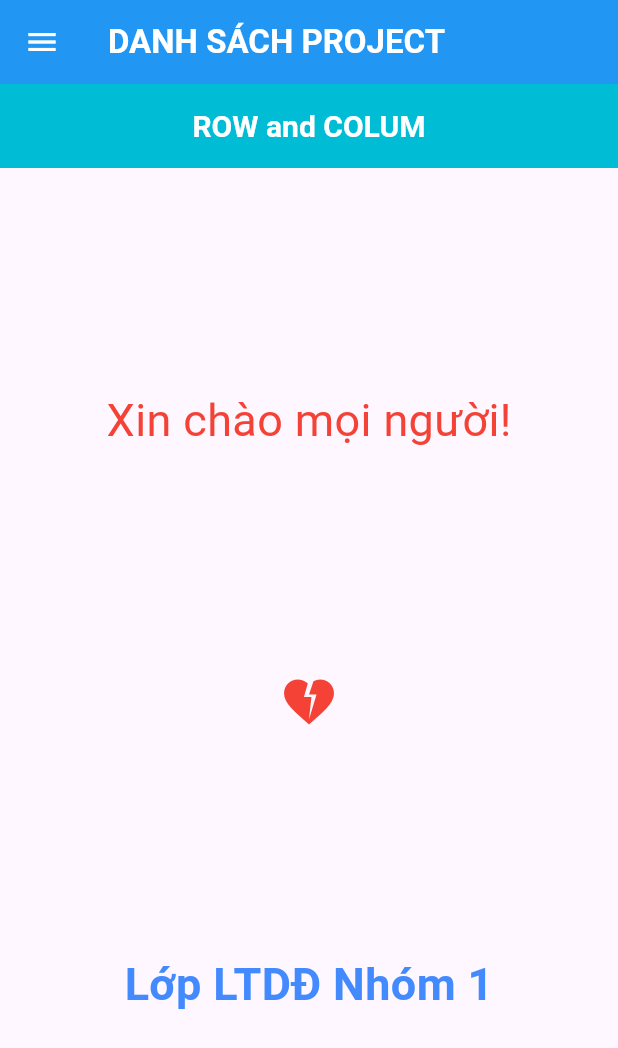
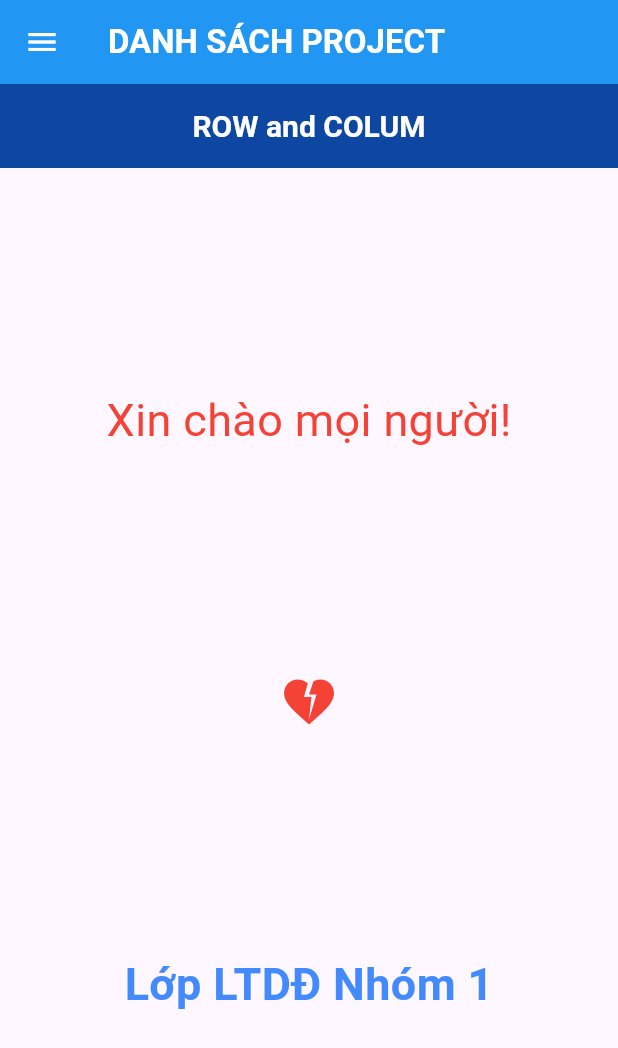
Before and after one commit to ManhPhuoc/flutter_15-12-2025, a Flutter app: the screen it shows after launch, on a phone screen of 412 x 824 dp. Shown: the top 1048 px of the screen. Run offline on Flutter 3.47's test engine with Material 3 defaults, Android fonts, the phone set to English and light mode, and no system bars; our stand-ins replace dio; accounts and stored records are empty.

Commit message:
Bo sung file Dang ki va chinh sua lai giao dien

```diff
--- a/lib/form_sign_in_app.dart
+++ b/lib/form_sign_in_app.dart
@@ -93,7 +93,7 @@ class _FormSignInAppState extends State<FormSignInApp> {
             fontWeight: FontWeight.bold,
           ),
         ),
-        backgroundColor: Colors.amber,
+        backgroundColor: Colors.blue.shade900,
         centerTitle: true,
       ),
       body: myBody(),
@@ -162,7 +162,7 @@ class _FormSignInAppState extends State<FormSignInApp> {
                 }
               },
               style: ElevatedButton.styleFrom(
-                backgroundColor: Colors.amber,
+                backgroundColor: Colors.blue.shade900,
                 foregroundColor: Colors.white,
                 padding: const EdgeInsets.symmetric(
                   horizontal: 30,
--- a/lib/home_page.dart
+++ b/lib/home_page.dart
@@ -9,6 +9,7 @@ import 'screens/Buoi7_Screen.dart';
 import 'screens/Buoi8_Screen.dart';
 import 'screens/Buoi9_Screen.dart';
 import 'screens/buoi10_screen.dart';
+import 'screens/Buoi11_Screen.dart';
 
 class HomePage extends StatefulWidget {
   const HomePage({super.key});
@@ -113,14 +114,29 @@ class _HomePageState extends State<HomePage> {
             ),
 
             ListTile(
-              leading: const Icon(Icons.api),
+              leading: Container(
+                width: 28,
+                height: 28,
+                alignment: Alignment.center,
+                decoration: BoxDecoration(
+                  color: Colors.grey.shade700,
+                  borderRadius: BorderRadius.circular(4),
+                ),
+                child: const Text(
+                  "7",
+                  style: TextStyle(
+                    color: Colors.white,
+                    fontWeight: FontWeight.bold,
+                  ),
+                ),
+              ),
               title: const Text("Buổi 7"),
-              subtitle: const Text("Đăng nhập & API"),
+              // subtitle: const Text("Đăng nhập & API"),
               onTap: () {
                 setState(() {
                   _currentScreen = const Buoi7Screen();
                 });
-                Navigator.pop(context);
+                Navigator.pop(context); // đóng drawer
               },
             ),
 
@@ -142,7 +158,7 @@ class _HomePageState extends State<HomePage> {
                 ),
               ),
               title: const Text("Buổi 8"),
-              subtitle: const Text("Call API Product"),
+              // subtitle: const Text("Call API Product"),
               onTap: () {
                 Navigator.push(
                   context,
@@ -169,7 +185,7 @@ class _HomePageState extends State<HomePage> {
                 ),
               ),
               title: const Text("Buổi 9"),
-              subtitle: const Text("Shoes House – GridView API"),
+              // subtitle: const Text("Shoes House – GridView API"),
               onTap: () {
                 setState(() {
                   _currentScreen = const Buoi9Screen();
@@ -196,7 +212,7 @@ class _HomePageState extends State<HomePage> {
                 ),
               ),
               title: const Text("Buổi 10"),
-              subtitle: const Text("News API"),
+              // subtitle: const Text("News API"),
               onTap: () {
                 setState(() {
                   _currentScreen = const Buoi10Screen();
@@ -205,7 +221,31 @@ class _HomePageState extends State<HomePage> {
               },
             ),
 
-            // (sau này thêm Buổi 2, API...)
+            ListTile(
+              leading: Container(
+                width: 28,
+                height: 28,
+                alignment: Alignment.center,
+                decoration: BoxDecoration(
+                  color: Colors.grey.shade700,
+                  borderRadius: BorderRadius.circular(4),
+                ),
+                child: const Text(
+                  "11",
+                  style: TextStyle(
+                    color: Colors.white,
+                    fontWeight: FontWeight.bold,
+                  ),
+                ),
+              ),
+              title: const Text("Buổi 11"),
+              onTap: () {
+                setState(() {
+                  _currentScreen = const Buoi11Screen();
+                });
+                Navigator.pop(context); // đóng drawer
+              },
+            ),
           ],
         ),
       ),
--- a/lib/list_of_article.dart
+++ b/lib/list_of_article.dart
@@ -27,7 +27,7 @@ class _ListOfArticleState extends State<ListOfArticle> {
           "TIN TỨC NỔI BẬT",
           style: TextStyle(fontWeight: FontWeight.bold, fontSize: 20),
         ),
-        backgroundColor: Colors.redAccent,
+        backgroundColor: Colors.blue.shade900,
         centerTitle: true,
         foregroundColor: Colors.white,
       ),
--- a/lib/my_product.dart
+++ b/lib/my_product.dart
@@ -27,7 +27,7 @@ class _MyProductState extends State<MyProduct> {
           style: TextStyle(fontSize: 20, fontWeight: FontWeight.bold),
         ),
         centerTitle: true,
-        backgroundColor: Colors.redAccent,
+        backgroundColor: Colors.blue.shade900,
         foregroundColor: Colors.white,
       ),
       body: FutureBuilder<List<Product>>(
--- a/lib/my_shoes_house.dart
+++ b/lib/my_shoes_house.dart
@@ -39,7 +39,7 @@ class _MyShoesHouseState extends State<MyShoesHouse> {
           ),
         ),
         centerTitle: true,
-        backgroundColor: Colors.blueGrey,
+        backgroundColor: Colors.blue.shade900,
         elevation: 4,
       ),
       body: Container(
--- a/lib/screens/Buoi1_Screen.dart
+++ b/lib/screens/Buoi1_Screen.dart
@@ -11,7 +11,7 @@ class Buoi1Screen extends StatelessWidget {
           "ROW and COLUM",
           style: TextStyle(fontSize: 20, fontWeight: FontWeight.bold),
         ),
-        backgroundColor: Colors.cyan,
+        backgroundColor: Colors.blue.shade900,
         foregroundColor: Colors.white,
         centerTitle: true,
       ),
--- a/lib/screens/Buoi2_Screen.dart
+++ b/lib/screens/Buoi2_Screen.dart
@@ -11,7 +11,7 @@ class Buoi2Screen extends StatelessWidget {
           "IMAGE",
           style: TextStyle(fontSize: 20, fontWeight: FontWeight.bold),
         ),
-        backgroundColor: Colors.green,
+        backgroundColor: Colors.blue.shade900,
         foregroundColor: Colors.white,
         centerTitle: true,
       ),
--- a/lib/screens/Buoi5_Screen.dart
+++ b/lib/screens/Buoi5_Screen.dart
@@ -34,7 +34,7 @@ class Buoi5Screen extends StatelessWidget {
           "WELCOME UI",
           style: TextStyle(fontSize: 20, fontWeight: FontWeight.bold),
         ),
-        backgroundColor: Colors.blueGrey,
+        backgroundColor: Colors.blue.shade900,
         elevation: 0,
         foregroundColor: Colors.white,
         centerTitle: true,
```
Also changed, not shown: lib/screens/Buoi11_Screen.dart (added, +25 -0 lines), lib/screens/Buoi3_Screen.dart (+13 -4 lines), lib/screens/Buoi6_Screen.dart (+66 -6 lines).
